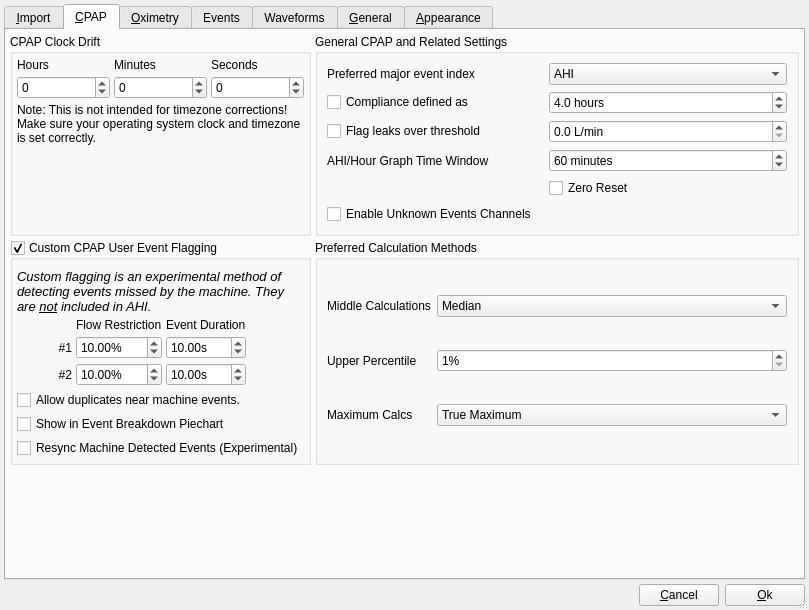
sbonaime/sleepyhead-code., file sleepyhead/preferencesdialog.ui: the form before one commit.
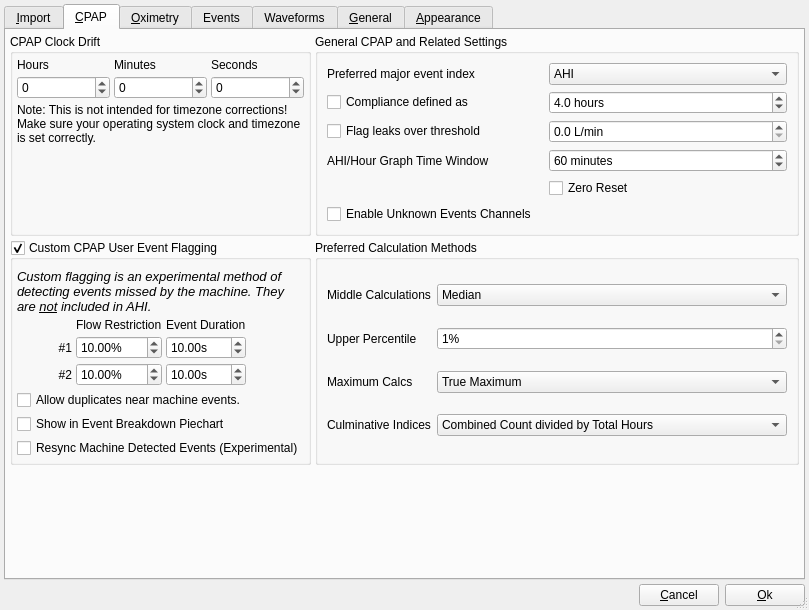
The form after the commit. Icons and pictures are not drawn.

What changed in the file:
```diff
--- a/sleepyhead/preferencesdialog.ui
+++ b/sleepyhead/preferencesdialog.ui
@@ -983,6 +983,37 @@
             </item>
            </widget>
           </item>
+          <item row="4" column="1">
+           <widget class="QComboBox" name="culminativeIndices">
+            <item>
+             <property name="text">
+              <string>Combined Count divided by Total Hours</string>
+             </property>
+            </item>
+            <item>
+             <property name="text">
+              <string>Time Weighted average of Indice</string>
+             </property>
+            </item>
+            <item>
+             <property name="text">
+              <string>Standard average of indice</string>
+             </property>
+            </item>
+            <item>
+             <property name="text">
+              <string>Median</string>
+             </property>
+            </item>
+           </widget>
+          </item>
+          <item row="4" column="0">
+           <widget class="QLabel" name="label_29">
+            <property name="text">
+             <string>Culminative Indices</string>
+            </property>
+           </widget>
+          </item>
          </layout>
         </widget>
        </item>
```
Left out of the diff: 30 changed lines with no effect on the pictures.
